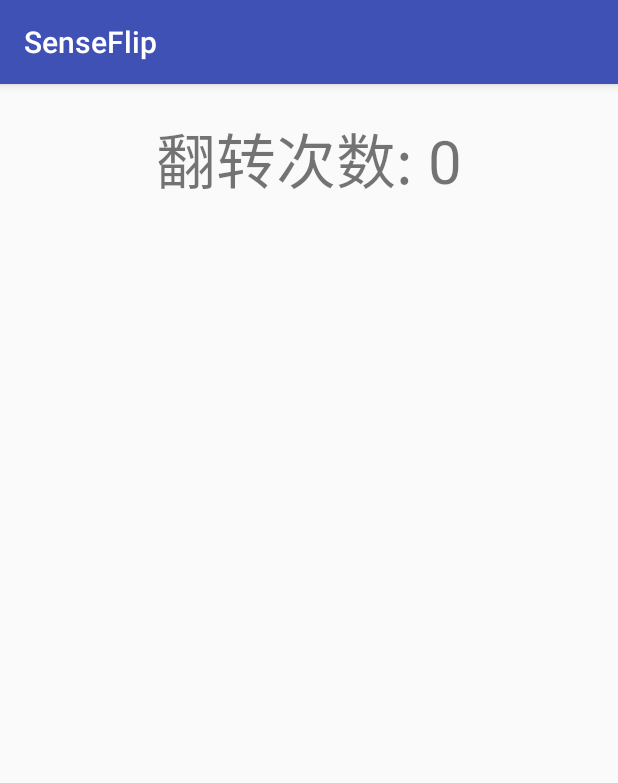
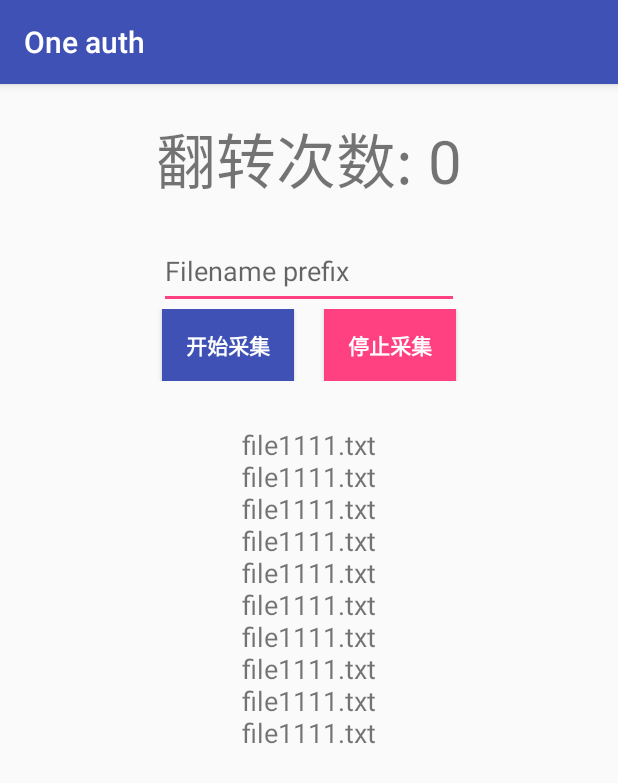
Before and after one commit to liziwl/Mobile-project, an Android app: the screen it shows after launch (MainActivity), on a phone screen of 412 x 824 dp. Shown: the top 783 px of the screen. Run offline under Robolectric (Android 15) with nearby library versions, the phone set to English and light mode, and no system bars.

Commit message:
update ui

```diff
--- a/SenseLFlip/SenseFlip/src/main/java/com/liziwl/senseflip/MainActivity.java
+++ b/SenseLFlip/SenseFlip/src/main/java/com/liziwl/senseflip/MainActivity.java
@@ -13,6 +13,7 @@ import android.support.annotation.RequiresApi;
 import android.support.v4.app.ActivityCompat;
 import android.support.v7.app.AppCompatActivity;
 import android.os.Bundle;
+import android.text.method.ScrollingMovementMethod;
 import android.util.Log;
 import android.widget.TextView;
 
@@ -55,6 +56,14 @@ public class MainActivity extends AppCompatActivity {
         SimpleDateFormat simpleDateFormat = new SimpleDateFormat("yyyy-MM-dd HH:mm:ss");// HH:mm:ss
         Date date = new Date(System.currentTimeMillis());
         writeToFile(String.format("%s: %s", simpleDateFormat.format(date), tvSense.getText().toString()));
+
+        TextView log_tv = findViewById(R.id.log_filename);
+        log_tv.setMovementMethod(ScrollingMovementMethod.getInstance());
+        String test_st = "";
+        for (int i = 0; i < 50; i++) {
+            test_st = test_st + "file1111.txt\n";
+        }
+        log_tv.setText(test_st);
 
     }
 
--- /dev/null
+++ b/SenseLFlip/SenseFlip/src/main/res/drawable/border.xml
@@ -0,0 +1,7 @@
+<?xml version="1.0" encoding="utf-8"?>
+<selector xmlns:android="http://schemas.android.com/apk/res/android">
+    <shape xmlns:android="http://schemas.android.com/apk/res/android" android:shape="rectangle">
+        <solid android:color="#ffffff" />
+        <stroke android:width="1dip" android:color="#4fa5d5" />
+    </shape>
+</selector>
--- a/SenseLFlip/SenseFlip/src/main/res/layout/activity_main.xml
+++ b/SenseLFlip/SenseFlip/src/main/res/layout/activity_main.xml
@@ -4,6 +4,8 @@
     xmlns:tools="http://schemas.android.com/tools"
     android:layout_width="match_parent"
     android:layout_height="match_parent"
+    android:gravity="center_horizontal"
+    android:orientation="vertical"
     tools:context="com.liziwl.senseflip.MainActivity">
 
     <TextView
@@ -13,4 +15,62 @@
         android:gravity="center"
         android:textSize="40sp" />
 
+    <EditText
+        android:id="@+id/filename_prefix"
+        android:layout_width="200dp"
+        android:layout_height="50dp"
+        android:ems="10"
+        android:hint="@string/file_prefix_hint"
+        android:inputType="text"
+        android:singleLine="true" />
+
+    <TableRow
+        android:layout_width="match_parent"
+        android:layout_height="wrap_content"
+        android:gravity="center_horizontal"
+        android:orientation="vertical">
+
+        <Button
+            android:id="@+id/start"
+            android:layout_width="wrap_content"
+            android:layout_height="wrap_content"
+            android:layout_gravity="start"
+            android:background="@color/colorPrimary"
+            android:text="@string/start"
+            android:textColor="#FFFFFF"
+            android:textStyle="bold" />
+
+        <Space
+            android:layout_width="20dp"
+            android:layout_height="wrap_content" />
+
+        <Button
+            android:id="@+id/end"
+            android:layout_width="wrap_content"
+            android:layout_height="wrap_content"
+            android:layout_gravity="end"
+            android:background="@color/colorAccent"
+            android:text="@string/end"
+            android:textColor="#FFFFFF"
+            android:textStyle="bold" />
+
+    </TableRow>
+
+    <Space
+        android:layout_width="wrap_content"
+        android:layout_height="30dp" />
+
+    <TextView
+        android:id="@+id/log_filename"
+        android:layout_width="match_parent"
+        android:layout_height="wrap_content"
+        android:maxLines="10"
+        android:scrollbars="vertical"
+        android:singleLine="false"
+        android:text="test"
+        android:textAlignment="center"
+        android:textSize="18sp"
+        android:background="@drawable/border" />
+
+
 </LinearLayout>
--- a/SenseLFlip/SenseFlip/src/main/res/values/strings.xml
+++ b/SenseLFlip/SenseFlip/src/main/res/values/strings.xml
@@ -1,3 +1,7 @@
 <resources>
-    <string name="app_name">SenseFlip</string>
+    <string name="app_name">One auth</string>
+    <string name="start">开始采集</string>
+    <string name="end">停止采集</string>
+    <string name="file_prefix_hint">Filename prefix</string>
+
 </resources>
```
